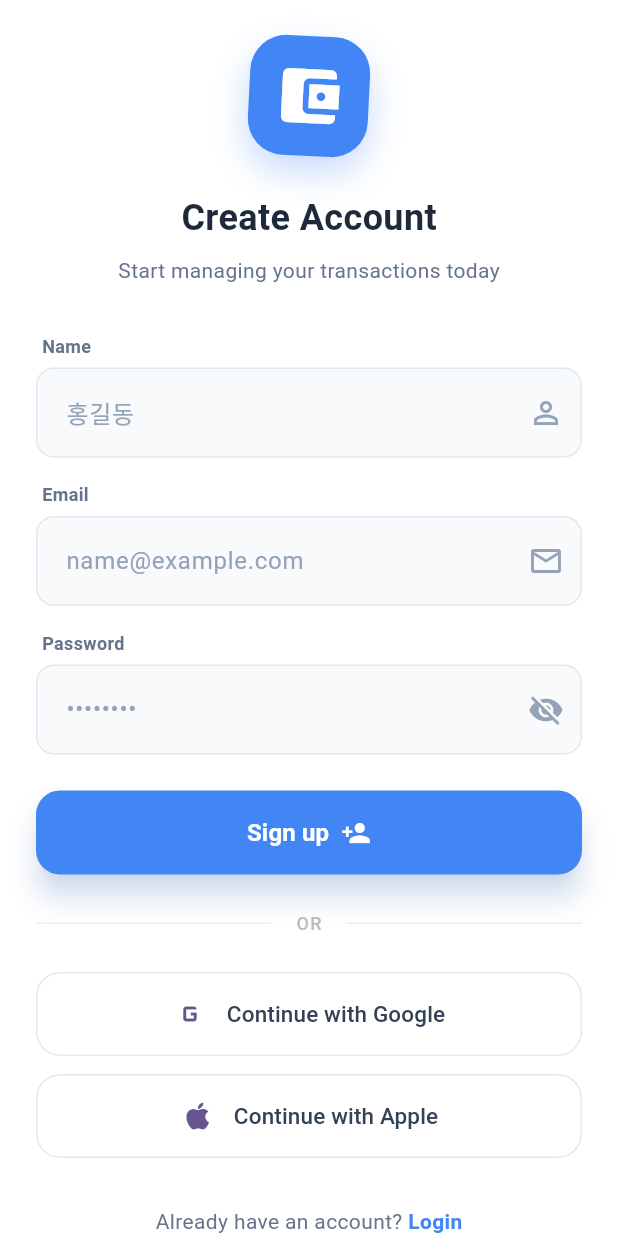
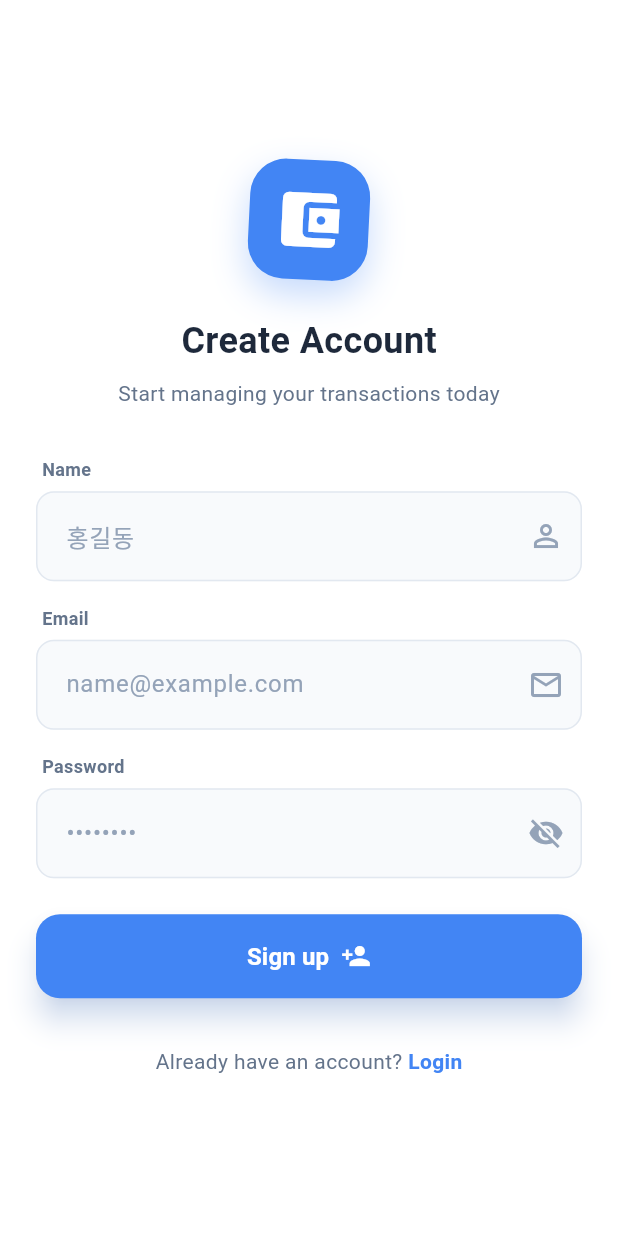
Before and after one commit to kimhuisik451/upbo, a Flutter app: the RegisterScreen screen opened directly, on a phone screen of 412 x 824 dp. Run offline on Flutter 3.47's test engine with Material 3 defaults, Android fonts, the phone set to English and light mode, and no system bars; our stand-ins replace dio, flutter_secure_storage; accounts and stored records are empty.

Commit message:
회원가입

```diff
--- a/lib/ui/screens/register_screen.dart
+++ b/lib/ui/screens/register_screen.dart
@@ -207,46 +207,6 @@
                       );
                     },
                   ),
-                  const SizedBox(height: 24),
-
-                  // Divider
-                  Row(
-                    children: [
-                      Expanded(child: Divider(color: Colors.grey.shade200)),
-                      Padding(
-                        padding: const EdgeInsets.symmetric(horizontal: 16),
-                        child: Text(
-                          'OR',
-                          style: TextStyle(
-                            fontSize: 12,
-                            fontWeight: FontWeight.w500,
-                            color: Colors.grey.shade400,
-                            letterSpacing: 1,
-                          ),
-                        ),
-                      ),
-                      Expanded(child: Divider(color: Colors.grey.shade200)),
-                    ],
-                  ),
-                  const SizedBox(height: 24),
-
-                  // Social Buttons
-                  _buildSocialButton(
-                    onPressed: () {},
-                    icon: Image.network(
-                      'https://www.google.com/favicon.ico',
-                      width: 20,
-                      height: 20,
-                      errorBuilder: (_, __, ___) => const Icon(Icons.g_mobiledata, size: 24),
-                    ),
-                    label: 'Continue with Google',
-                  ),
-                  const SizedBox(height: 12),
-                  _buildSocialButton(
-                    onPressed: () {},
-                    icon: const Icon(Icons.apple, size: 24),
-                    label: 'Continue with Apple',
-                  ),
                   const SizedBox(height: 32),
 
                   // Login Link
@@ -345,40 +305,4 @@
       ],
     );
   }
-
-  Widget _buildSocialButton({
-    required VoidCallback onPressed,
-    required Widget icon,
-    required String label,
-  }) {
-    return SizedBox(
-      width: double.infinity,
-      height: 56,
-      child: OutlinedButton(
-        onPressed: onPressed,
-        style: OutlinedButton.styleFrom(
-          backgroundColor: Colors.white,
-          side: const BorderSide(color: Color(0xFFE2E8F0)),
-          shape: RoundedRectangleBorder(
-            borderRadius: BorderRadius.circular(16),
-          ),
-        ),
-        child: Row(
-          mainAxisAlignment: MainAxisAlignment.center,
-          children: [
-            icon,
-            const SizedBox(width: 12),
-            Text(
-              label,
-              style: const TextStyle(
-                fontSize: 15,
-                fontWeight: FontWeight.w500,
-                color: Color(0xFF334155),
-              ),
-            ),
-          ],
-        ),
-      ),
-    );
-  }
 }
```
